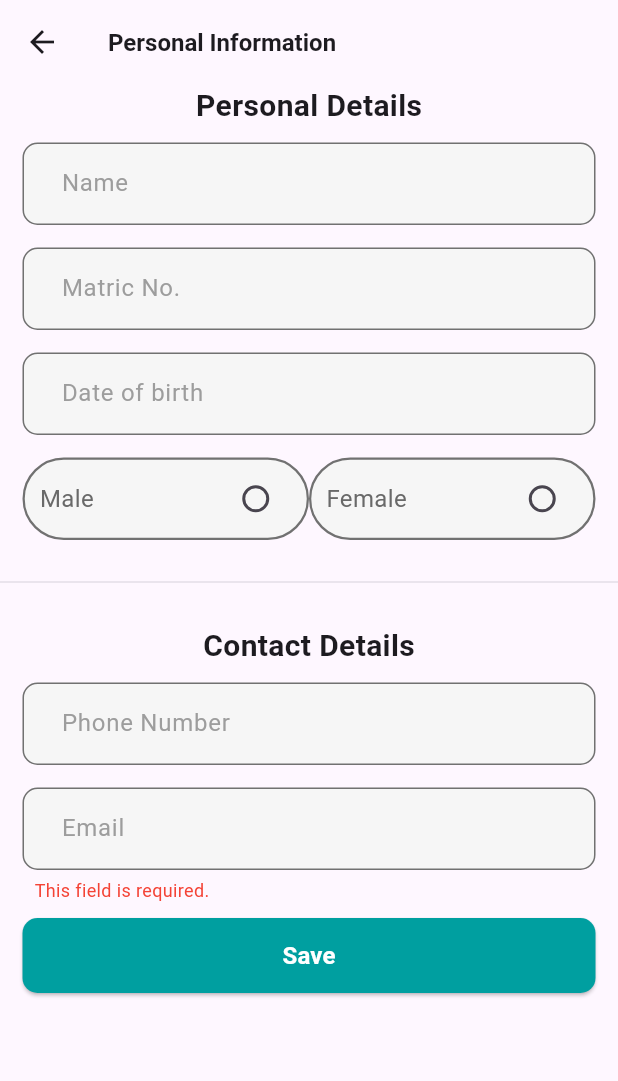
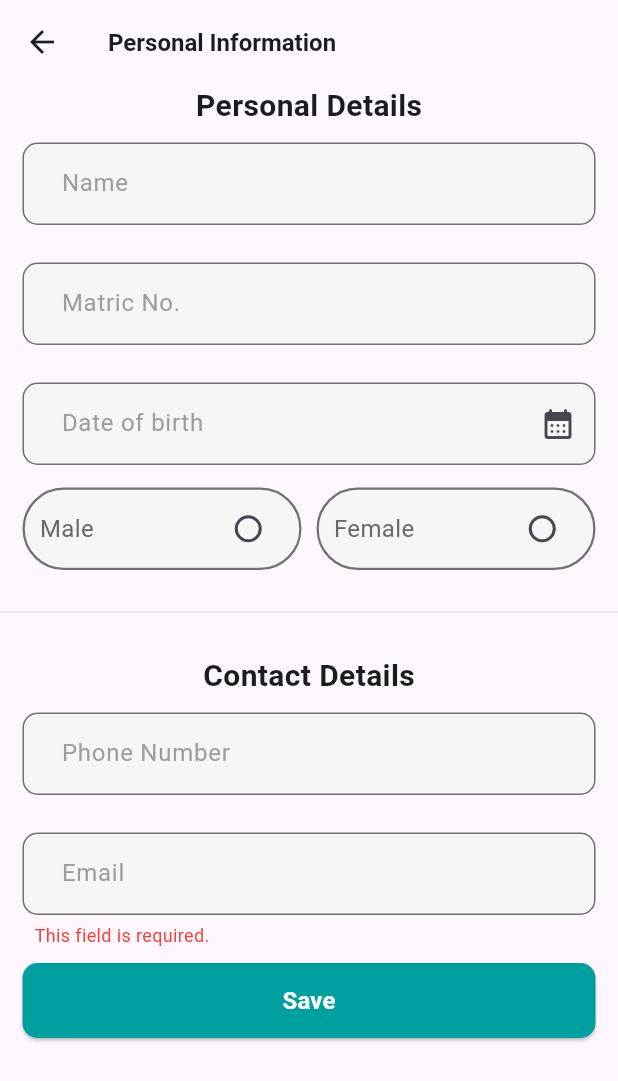
Before and after one commit to HazmiHazim/ump-student-grab, a Flutter app: the PersonalInformationScreen screen opened by its route, after a tap on "Save", on a phone screen of 412 x 824 dp. Shown: the top 1081 px of the screen. Run offline on Flutter 3.47's test engine with Material 3 defaults, Android fonts, the phone set to English and light mode, and no system bars; our stand-ins replace flutter_dotenv, fluttertoast, geolocator, google_maps_flutter, lottie, shared_preferences and 1 more; missing offline and left inert: fbroadcast, flutter_google_maps_webservices, flutter_polyline_points, stomp_dart_client; accounts and stored records are empty; network calls fail.

Commit message:
Fix (Personal Info): Fix issue in personal information.

```diff
--- a/client (mobile)/lib/BL/account_service.dart
+++ b/client (mobile)/lib/BL/account_service.dart
@@ -14,7 +14,9 @@ class AccountService with ChangeNotifier {
   final String apiKey = dotenv.get("API_KEY");
 
   Future<Uint8List?> getUserImage(int imageId) async {
-    final url = Uri.parse("http://$appDomain:$appPort/api/attachments/getFileById/$imageId");
+    try {
+      final url = Uri.parse("http://$appDomain:$appPort/api/attachments/$imageId");
+
       final response = await http.get(
           url,
           headers: {
@@ -22,6 +24,7 @@ class AccountService with ChangeNotifier {
             "X-Api-Key": apiKey
           }
       );
+
       if (response.statusCode == 200 || response.statusCode == 201) {
         // Returning the file data as Uint8List
         return response.bodyBytes;
@@ -29,9 +32,19 @@ class AccountService with ChangeNotifier {
         print("File missing or error: ${response.statusCode}");
         return null;
       }
+    } catch (exception) {
+      return null;
+    }
   }
 
-  Future<AuthResponse> updatePersonalInfo(String fullName, String matricNo, String phoneNo, String email) async {
+  Future<AuthResponse> updatePersonalInfo(
+      String? fullName,
+      String? matricNo,
+      String? dateOfBirth,
+      String? gender,
+      String? phoneNo,
+      String? email) async {
+
     // Load user from SharedPreferences using the utility method
     User? user = await SharedPreferencesUtil.loadUser();
 
@@ -44,18 +57,22 @@ class AccountService with ChangeNotifier {
     try {
       final url = Uri.parse("http://$appDomain:$appPort/api/users/$userId");
 
+      final body = {
+        if (fullName != null) "fullName": fullName,
+        if (matricNo != null) "matricNo": matricNo,
+        if (dateOfBirth != null) "birthDate": dateOfBirth,
+        if (gender != null) "gender": gender,
+        if (phoneNo != null) "phoneNo": phoneNo,
+        if (email != null) "email": email,
+      };
+
       final response = await http.put(
           url,
           headers: {
             "Content-Type": "application/json",
             "X-Api-Key": apiKey
           },
-          body: json.encode({
-            "fullName": fullName,
-            "matricNo": matricNo,
-            "phoneNo": phoneNo,
-            "email": email,
-          })
+          body: json.encode(body)
       );
 
       final responseJson = json.decode(response.body);
@@ -84,4 +101,34 @@ class AccountService with ChangeNotifier {
       );
     }
   }
+
+  Future<User?> getPersonalDetails()  async {
+    // Retrieve user from SharedPreferences
+    final user = await SharedPreferencesUtil.loadUser();
+    final userId = user?.id;
+    final token = user?.token;
+
+    try {
+      final url = Uri.parse("http://$appDomain:$appPort/api/users/$userId");
+      final response = await http.get(
+          url,
+          headers: {
+            "Content-Type": "application/json",
+            "Authorization": "Bearer $token",
+            "X-Api-Key": apiKey
           }
+      );
+
+      final responseJson = json.decode(response.body);
+      final userData = responseJson["data"];
+
+      if (response.statusCode == 200 || response.statusCode == 201) {
+        return User.fromJson(userData);
+      } else {
+        return null;
+      }
+    } catch (exception) {
+      return null;
+    }
+  }
+}
--- a/client (mobile)/lib/Model/user.dart
+++ b/client (mobile)/lib/Model/user.dart
@@ -2,6 +2,8 @@ class User {
   final int id;
   final String email;
   final String fullName;
+  final String? gender;
+  final String? birthDate;
   final String matricNo;
   final String phoneNo;
   final String role;
@@ -13,6 +15,8 @@ class User {
     required this.id,
     required this.email,
     required this.fullName,
+    this.gender,
+    this.birthDate,
     required this.matricNo,
     required this.phoneNo,
     required this.role,
@@ -26,6 +30,8 @@ class User {
         id: json["id"],
         email: json["email"],
         fullName: json["fullName"],
+        gender: json["gender"],
+        birthDate: json["birthDate"],
         matricNo: json["matricNo"],
         phoneNo: json["phoneNo"],
         role: json["role"],
--- a/client (mobile)/lib/Screen/Account/personal_information_screen.dart
+++ b/client (mobile)/lib/Screen/Account/personal_information_screen.dart
@@ -3,14 +3,13 @@ import 'package:flutter/cupertino.dart';
 import 'package:ump_student_grab_mobile/BL/account_service.dart';
 import 'package:ump_student_grab_mobile/Model/auth_response.dart';
 import 'package:ump_student_grab_mobile/Model/user.dart';
-import 'package:ump_student_grab_mobile/Screen/shared_widget.dart';
 import 'package:ump_student_grab_mobile/theme/app_color.dart';
-import 'package:ump_student_grab_mobile/util/shared_preferences_util.dart';
 import 'package:ump_student_grab_mobile/widget/custom_input.dart';
 import 'package:ump_student_grab_mobile/widget/custom_loading.dart';
 import 'package:ump_student_grab_mobile/widget/custom_radio_button.dart';
 import 'package:provider/provider.dart';
 import 'package:fluttertoast/fluttertoast.dart';
+import 'package:intl/intl.dart';
 
 class PersonalInformationScreen extends StatefulWidget {
 
@@ -27,21 +26,35 @@ class _PersonalInformationScreen extends State<PersonalInformationScreen> {
   final phoneNoInput = TextEditingController();
   final emailInput = TextEditingController();
   String? selectedGender;
-  late Future<User?> userFuture;
   String? emailError;
+  String? matricNoError;
+  String? phoneNoError;
+  User? userDetails;
 
   @override
   void initState() {
     super.initState();
-    userFuture = SharedPreferencesUtil.loadUser().then((user) {
-      if (user != null) {
-        nameInput.text = user.fullName ?? "";
-        matricNoInput.text = user.matricNo ?? "";
-        dateOfBirthInput.text = user.matricNo ?? "";
-        phoneNoInput.text = user.phoneNo ?? "";
-        emailInput.text = user.email ?? "";
+    _loadUserDetails();
   }
-      return user;
+
+  Future<void> _loadUserDetails() async {
+    User? response = await Provider.of<AccountService>(context, listen: false).getPersonalDetails();
+
+    setState(() {
+      if (response != null) {
+        nameInput.text = response.fullName;
+        matricNoInput.text = response.matricNo;
+        phoneNoInput.text = response.phoneNo;
+        emailInput.text = response.email;
+        selectedGender = response.gender;
+
+        if (response.birthDate != null && response.birthDate!.isNotEmpty) {
+          final castedDate = DateFormat("yyyy-MM-dd").parse(response.birthDate!);
+          dateOfBirthInput.text = DateFormat("dd/MM/yyyy").format(castedDate);
+        } else {
+          dateOfBirthInput.text = "";
+        }
+      }
     });
   }
 
@@ -83,19 +96,29 @@ class _PersonalInformationScreen extends State<PersonalInformationScreen> {
                     showBorder: true,
                     borderRadius: 10
                   ),
+                  const SizedBox(height: 10),
                   CustomInput(
                     userInput: matricNoInput,
                     hintText: "Matric No.",
                     keyboardType: TextInputType.text,
                     showBorder: true,
-                      borderRadius: 10
+                    borderRadius: 10,
+                    errorText: matricNoError,
+                    onChanged: (value) {
+                      setState(() {
+                        matricNoError = null;
+                      });
+                    },
                   ),
+                  const SizedBox(height: 10),
                   CustomInput(
                     userInput: dateOfBirthInput,
                     hintText: "Date of birth",
+                    isDatePicker: true,
                     keyboardType: TextInputType.datetime,
                     showBorder: true,
-                      borderRadius: 10
+                    borderRadius: 10,
+                    icon: const Icon(Icons.calendar_month_rounded),
                   ),
                   Row(
                     children: [
@@ -110,6 +133,7 @@ class _PersonalInformationScreen extends State<PersonalInformationScreen> {
                           },
                         ),
                       ),
+                      SizedBox(width: 10),
                       Expanded(
                         child: CustomRadioButton(
                           label: "Female",
@@ -126,9 +150,9 @@ class _PersonalInformationScreen extends State<PersonalInformationScreen> {
                 ],
               ),
             ),
-            SizedBox(height: 20),
-            Divider(thickness: 0.5),
-            SizedBox(height: 20),
+            const SizedBox(height: 20),
+            const Divider(thickness: 0.5),
+            const SizedBox(height: 20),
             Padding(
               padding: const EdgeInsets.only(left: 15, right: 15),
               child: Column(
@@ -146,10 +170,17 @@ class _PersonalInformationScreen extends State<PersonalInformationScreen> {
                   CustomInput(
                     userInput: phoneNoInput,
                     hintText: "Phone Number",
-                      keyboardType: TextInputType.text,
+                    keyboardType: TextInputType.phone,
                     showBorder: true,
-                      borderRadius: 10
+                    borderRadius: 10,
+                    errorText: phoneNoError,
+                    onChanged: (value) {
+                      setState(() {
+                        phoneNoError = null;
+                      });
+                    },
                   ),
+                  const SizedBox(height: 10),
                   CustomInput(
                     userInput: emailInput,
                     hintText: "Email",
@@ -178,7 +209,7 @@ class _PersonalInformationScreen extends State<PersonalInformationScreen> {
                     backgroundColor: AppColor.primary,
                   ),
                   onPressed: _handleSave,
-                  child: Text(
+                  child: const Text(
                     "Save",
                     style: TextStyle(fontSize: 16, fontWeight: FontWeight.w700, color: Colors.white),
                   )
@@ -195,6 +226,8 @@ class _PersonalInformationScreen extends State<PersonalInformationScreen> {
     // Reset error messages before validation
     setState(() {
       emailError = null;
+      matricNoError = null;
+      phoneNoError= null;
     });
 
     bool hasError = false;
@@ -209,6 +242,16 @@ class _PersonalInformationScreen extends State<PersonalInformationScreen> {
       hasError = true;
     }
 
+    if (matricNoInput.text.isNotEmpty && !RegExp(r"^[A-Za-z]{2}\d{5}$").hasMatch(matricNoInput.text)) {
+      setState(() => matricNoError = "Please enter a valid matric number (e.g. CB12345).");
+      hasError = true;
+    }
+
+    if (phoneNoInput.text.isNotEmpty && !RegExp(r"^(\+\d{1,3}[- ]?)?\d{10,11}$").hasMatch(phoneNoInput.text)) {
+      setState(() => phoneNoError = "Phone number must be 10 or 11 digits.");
+      hasError = true;
+    }
+
     if (hasError) return;
 
     showDialog(
@@ -217,13 +260,16 @@ class _PersonalInformationScreen extends State<PersonalInformationScreen> {
       builder: (ctx) => const Center(child: CustomLoading()),
     );
 
-    final user = await userFuture;
+    final castedDate = DateFormat("dd/MM/yyyy").parse(dateOfBirthInput.text);
+    final formattedDate = DateFormat("yyyy-MM-dd").format(castedDate);
 
     AuthResponse response = await Provider.of<AccountService>(context, listen: false).updatePersonalInfo(
       nameInput.text,
       matricNoInput.text,
+      formattedDate,
+      selectedGender,
       phoneNoInput.text,
-      emailInput.text
+      emailInput.text,
     );
 
     Navigator.of(context).pop();
--- a/client (mobile)/lib/Screen/Chat/chat_room_screen.dart
+++ b/client (mobile)/lib/Screen/Chat/chat_room_screen.dart
@@ -18,6 +18,7 @@ class ChatRoomScreen extends StatefulWidget {
 class _ChatRoomScreenState extends State<ChatRoomScreen> {
   late int chatId;
   late int recipientId;
+  String? recipientName;
   final TextEditingController chatInputController = TextEditingController();
   final List<ChatMessage> messages = [];
   late ChatWebsocketService chatWebsocketService;
@@ -33,6 +34,7 @@ class _ChatRoomScreenState extends State<ChatRoomScreen> {
       final args = ModalRoute.of(context)!.settings.arguments as Map<String, dynamic>;
       chatId = args['chatId'];
       recipientId = args['recipientId'];
+      recipientName = args['recipientName'];
 
       chatWebsocketService = Provider.of<ChatWebsocketService>(context, listen: false);
       chatWebsocketService.startConnection(chatId.toString());
@@ -86,7 +88,7 @@ class _ChatRoomScreenState extends State<ChatRoomScreen> {
   @override
   Widget build(BuildContext context) {
     return Scaffold(
-      appBar: AppBar(title: Text("Test Chat Room")),
+      appBar: AppBar(title: Text(recipientName ?? "Loading...")),
       body: FutureBuilder<User?>(
         future: userFuture,
         builder: (context, userSnapshot) {
--- a/client (mobile)/lib/Screen/Chat/main_chat_screen.dart
+++ b/client (mobile)/lib/Screen/Chat/main_chat_screen.dart
@@ -42,14 +42,18 @@ class _MainChatScreenState extends State<MainChatScreen> {
 
     // Update recipientId if it matches the current user ID
     int recipientId = chat.recipientId;
+    String recipientName = chat.recipientName;
+
     if (recipientId == currentUserId) {
       recipientId = chat.senderId;
+      recipientName = chat.senderName;
     }
 
     // Navigate to chat room with updated recipientId
     Navigator.pushNamed(context, "/chat-room-screen", arguments: {
       'chatId': chat.chatId,
       'recipientId': recipientId,
+      'recipientName': recipientName,
     });
   }
 
--- a/client (mobile)/lib/util/shared_preferences_util.dart
+++ b/client (mobile)/lib/util/shared_preferences_util.dart
@@ -17,6 +17,8 @@ class SharedPreferencesUtil {
       "id": user.id,
       "email": user.email,
       "fullName": user.fullName,
+      "gender": user.gender,
+      "birthDate": user.birthDate,
       "matricNo": user.matricNo,
       "phoneNo": user.phoneNo,
       "role": user.role,
--- a/client (mobile)/lib/widget/custom_input.dart
+++ b/client (mobile)/lib/widget/custom_input.dart
@@ -10,7 +10,9 @@ class CustomInput extends StatefulWidget {
   final String? errorText;
   final bool showBorder;
   final double? borderRadius;
-  final Function(String)? onChanged; // Add this
+  final Icon? icon;
+  final bool isDatePicker;
+  final Function(String)? onChanged;
 
   const CustomInput({
     super.key,
@@ -22,6 +24,8 @@ class CustomInput extends StatefulWidget {
     this.onChanged, // Add this
     this.showBorder = false,
     this.borderRadius,
+    this.icon,
+    this.isDatePicker = false,
   });
 
   @override
@@ -43,6 +47,22 @@ class _CustomInputState extends State<CustomInput> {
     });
   }
 
+  Future<void> _pickDate(BuildContext context) async {
+    final DateTime? picked = await showDatePicker(
+      context: context,
+      initialDate: DateTime.now(),
+      firstDate: DateTime(1900),
+      lastDate: DateTime.now(),
+    );
+
+    if (picked != null) {
+      widget.userInput.text = "${picked.day.toString().padLeft(2, '0')}/${picked.month.toString().padLeft(2, '0')}/${picked.year}";
+      if (widget.onChanged != null) {
+        widget.onChanged!(widget.userInput.text);
+      }
+    }
+  }
+
   @override
   Widget build(BuildContext context) {
     final double effectiveRadius = widget.borderRadius ?? 30;
@@ -60,6 +80,8 @@ class _CustomInputState extends State<CustomInput> {
           ),
           child: TextField(
             controller: widget.userInput,
+            readOnly: widget.isDatePicker,
+            onTap: widget.isDatePicker ? () => _pickDate(context) : null,
             autocorrect: false,
             enableSuggestions: false,
             autofocus: false,
@@ -82,7 +104,7 @@ class _CustomInputState extends State<CustomInput> {
                 ),
                 onPressed: _togglePasswordVisibility,
               )
-                  : null,
+                  : widget.icon,
             ),
             keyboardType: widget.keyboardType,
             onChanged: widget.onChanged, // This will remove error text when typing
--- a/client (mobile)/pubspec.yaml
+++ b/client (mobile)/pubspec.yaml
@@ -62,6 +62,7 @@ dev_dependencies:
   fbroadcast: ^2.0.0
   flutter_google_maps_webservices: ^1.1.1
   flutter_polyline_points: ^2.1.0
+  intl: ^0.20.2
 
 # For information on the generic Dart part of this file, see the
 # following page: https://dart.dev/tools/pub/pubspec
```
Lines whose indentation alone changed are shown as unchanged.
